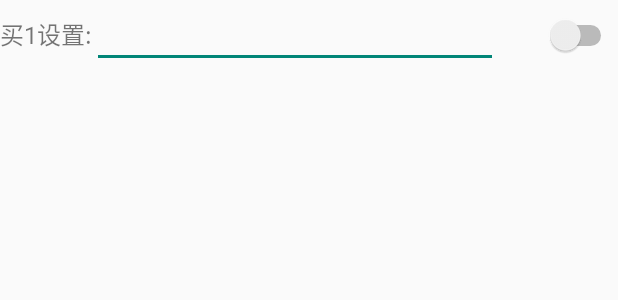
After one commit to luckycheng2017/Android_Studay, an Android app: the layout settings_layout.xml on its own in the app's theme, with its tools: preview values and no code run, on a phone screen of 412 x 824 dp. The commit adds this screen. Shown: the top 300 px of the screen. Run offline under Robolectric (Android 15) with nearby library versions, the phone set to English and light mode, and no system bars; network calls fail.

Commit message:
添加设置界面

```diff
--- a/Mystock-master/app/src/main/AndroidManifest.xml
+++ b/Mystock-master/app/src/main/AndroidManifest.xml
@@ -1,21 +1,25 @@
 <?xml version="1.0" encoding="utf-8"?>
 <manifest xmlns:android="http://schemas.android.com/apk/res/android"
-    package="com.example.rui.mystock" >
-    <uses-permission android:name="android.permission.INTERNET"></uses-permission>
+          package="com.example.rui.mystock">
+
+    <uses-permission android:name="android.permission.INTERNET"/>
     <uses-permission android:name="android.permission.VIBRATE"/>
+
     <application
         android:allowBackup="true"
         android:icon="@mipmap/ic_launcher"
         android:label="@string/app_name"
-        android:theme="@style/AppTheme" >
+        android:theme="@style/AppTheme">
         <activity
             android:name=".MainActivity"
-            android:label="@string/app_name" >
+            android:label="@string/app_name">
             <intent-filter>
-                <action android:name="android.intent.action.MAIN" />
+                <action android:name="android.intent.action.MAIN"/>
 
-                <category android:name="android.intent.category.LAUNCHER" />
+                <category android:name="android.intent.category.LAUNCHER"/>
             </intent-filter>
+        </activity>
+        <activity android:name=".SettingsActivity">
         </activity>
     </application>
 
--- a/Mystock-master/app/src/main/java/com/example/rui/mystock/MainActivity.java
+++ b/Mystock-master/app/src/main/java/com/example/rui/mystock/MainActivity.java
@@ -2,6 +2,7 @@ package com.example.rui.mystock;
 
 import android.app.NotificationManager;
 import android.content.Context;
+import android.content.Intent;
 import android.content.SharedPreferences;
 import android.graphics.Color;
 import android.support.v7.app.AppCompatActivity;
@@ -102,6 +103,8 @@ public class MainActivity extends AppCompatActivity {
 
         //noinspection SimplifiableIfStatement
         if (id == R.id.action_settings) {
+            Intent intent = new Intent(MainActivity.this, SettingsActivity.class);
+            startActivity(intent);
             return true;
         }
         else if(id == R.id.action_delete){
--- /dev/null
+++ b/Mystock-master/app/src/main/java/com/example/rui/mystock/SettingsActivity.java
@@ -0,0 +1,13 @@
+package com.example.rui.mystock;
+
+import android.support.v7.app.AppCompatActivity;
+import android.os.Bundle;
+
+public class SettingsActivity extends AppCompatActivity {
+
+    @Override
+    protected void onCreate(Bundle savedInstanceState) {
+        super.onCreate(savedInstanceState);
+        setContentView(R.layout.settings_layout);
+    }
+}
--- /dev/null
+++ b/Mystock-master/app/src/main/res/layout/settings_layout.xml
@@ -0,0 +1,30 @@
+<?xml version="1.0" encoding="utf-8"?>
+<LinearLayout xmlns:android="http://schemas.android.com/apk/res/android"
+              xmlns:tools="http://schemas.android.com/tools"
+              android:layout_width="match_parent"
+              android:layout_height="match_parent"
+              android:orientation="vertical"
+              tools:context=".MainActivity">
+    <LinearLayout
+        android:layout_width="match_parent"
+        android:layout_height="wrap_content"
+        android:orientation="horizontal">
+        <TextView
+            android:layout_width="wrap_content"
+            android:layout_height="wrap_content"
+            android:textSize="16sp"
+            android:text="买1设置:"/>
+        <EditText
+            android:layout_width="wrap_content"
+            android:layout_height="wrap_content"
+            android:inputType="number"
+            android:maxLength="9"
+            android:layout_weight="0.8"
+            android:id="@+id/buy1_set"/>
+        <Switch
+            android:layout_width="wrap_content"
+            android:layout_height="wrap_content"
+            android:layout_weight="0.1"
+            android:id="@+id/buy1_switch"/>
+    </LinearLayout>
+</LinearLayout>
```
